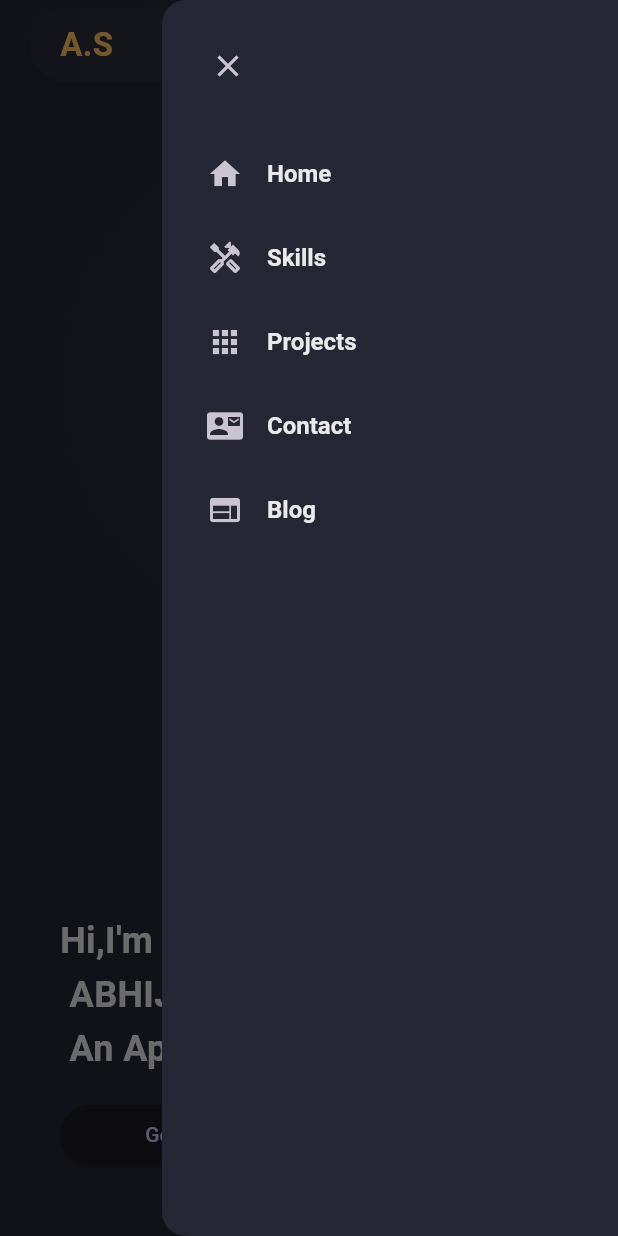
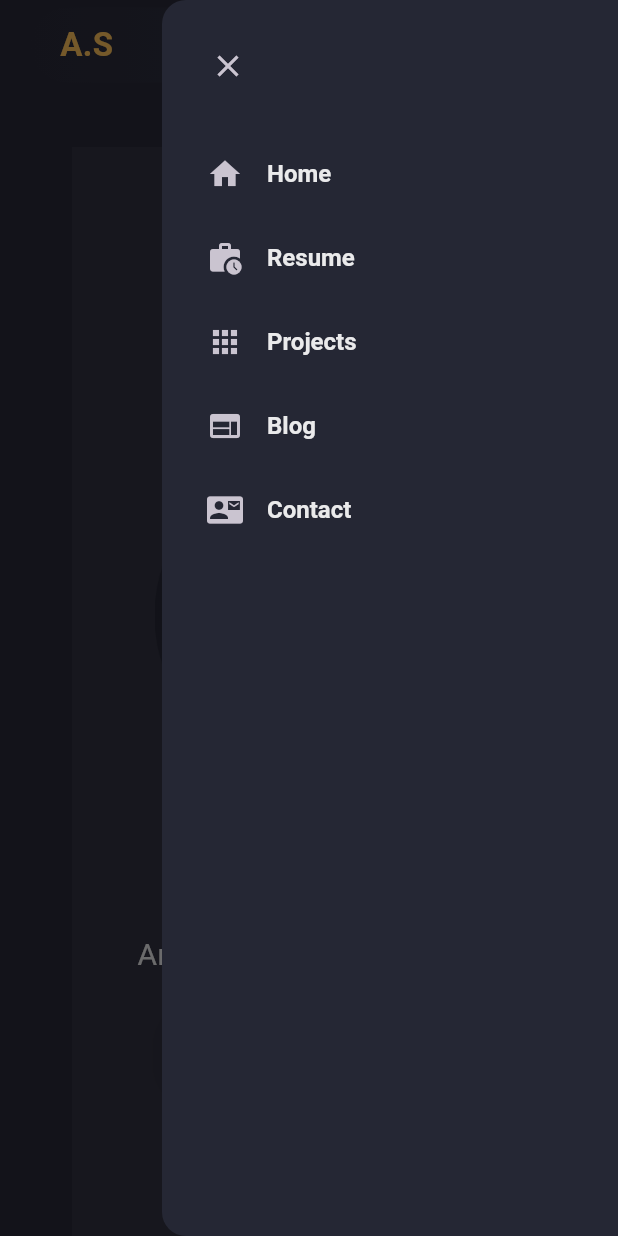
Before and after one commit to AbhijeetS29/My_portfolio, a Flutter app: the screen it shows after launch, with the side drawer open, on a phone screen of 412 x 824 dp. Run offline on Flutter 3.47's test engine with Material 3 defaults, Android fonts, the phone set to English and light mode, and no system bars; missing offline and left inert: dart:js.

Commit message:
change
main desktop and mobile done

```diff
--- a/lib/Constants/nav_items.dart
+++ b/lib/Constants/nav_items.dart
@@ -2,16 +2,18 @@ import 'package:flutter/material.dart';
 
 List<String> navTitles = [
   "Home",
-  "Skills",
+  "Resume",
   "Projects",
+  "Blog",
   "Contact",
-  "Blog",
+
 ];
 
 List<IconData> navIcons = [
   Icons.home,
-  Icons.handyman_outlined,
+  Icons.work_history,
   Icons.apps,
+  Icons.web,
   Icons.quick_contacts_mail,
-  Icons.web,
+
 ];
--- a/lib/Pages/HomePage.dart
+++ b/lib/Pages/HomePage.dart
@@ -31,7 +31,7 @@ class _HomePageState extends State<HomePage> {
     return LayoutBuilder(builder: (context, constraints) {
       return Scaffold(
         key: scaffoldKey,
-        backgroundColor: CustomColor.scaffoldBg,
+        backgroundColor: CustomColor.maincolor1,
         endDrawer: constraints.maxWidth >= kMinDesktopWidth
             ? null
             : DrawerMobile(onNavItemTap: (int navIndex) {
--- a/lib/Widgets/main_mobile.dart
+++ b/lib/Widgets/main_mobile.dart
@@ -11,18 +11,26 @@ class MainMobile extends StatelessWidget {
     final screenHeight = screenSize.height;
     final screenWidth = screenSize.width;
 
-    return Container(
+    return Padding(
+      padding: const EdgeInsets.all(8.0),
+      child: Container(
         margin: const EdgeInsets.symmetric(
           horizontal: 40.0,
           vertical: 30.0,
         ),
         height: screenHeight,
+        width: double.maxFinite,
         constraints: const BoxConstraints(
           minHeight: 560.0,
         ),
+        decoration: BoxDecoration(
+          color: Color(0xaffffff)
+        ),
+
+
         child: Column(
-        mainAxisAlignment: MainAxisAlignment.start,
-        crossAxisAlignment: CrossAxisAlignment.start,
+          mainAxisAlignment: MainAxisAlignment.center,
+          crossAxisAlignment: CrossAxisAlignment.center,
           children: [
             // avatar img
             ShaderMask(
@@ -33,19 +41,38 @@ class MainMobile extends StatelessWidget {
                 ]).createShader(bounds);
               },
               blendMode: BlendMode.srcATop,
+              child: Padding(
+                padding: const EdgeInsets.all(8.0),
                 child: Image.asset(
                   "assets/images/mainpic.png",
-              width: screenWidth,
+                  width: screenWidth/2,
+                ),
               ),
             ),
             const SizedBox(height: 30),
             // intro message
-          const Text(
-            "Hi,I'm \n ABHIJEET SINGH \n An Application Developer",
+             Text(
+              "Hey! I'm",
+              style: TextStyle(
+                fontSize: 20,
+                height: 1.5,
+                fontWeight: FontWeight.w400,
+                color: CustomColor.whitePrimary,
+              ),
+            ),Text(
+              "ABHIJEET SINGH",
               style: TextStyle(
                 fontSize: 24,
                 height: 1.5,
                 fontWeight: FontWeight.bold,
+                color: CustomColor.whitePrimary,
+              ),
+            ),Text(
+              "An Application Developer",
+              style: TextStyle(
+                fontSize: 20,
+                height: 1.5,
+                fontWeight: FontWeight.w400,
                 color: CustomColor.whitePrimary,
               ),
             ),
@@ -55,11 +82,26 @@ class MainMobile extends StatelessWidget {
               width: 190.0,
               child: ElevatedButton(
                 onPressed: () {},
-              child: const Text("Get in touch"),
+                style: ElevatedButton.styleFrom(
+                  primary: CustomColor.yellowPrimary, // Button color
+                  onPrimary: CustomColor.whitePrimary, // Text color
+                  padding: EdgeInsets.symmetric(horizontal: 32.0, vertical: 16.0),
+                  shape: RoundedRectangleBorder(
+                    borderRadius: BorderRadius.circular(20.0),
+                  ),
+                  elevation: 5, // Shadow depth
+                ),
+                child: const Text("Get in touch",style: TextStyle(
+                  fontSize: 18,
+                  height: 1.2,
+                  fontWeight: FontWeight.bold,
+                  color: CustomColor.whitePrimary,
+                ),),
               ),
             )
           ],
         ),
+      ),
     );
   }
 }
```
Also changed, not shown: lib/Widgets/main_desktop.dart (+48 -7 lines), assets/images/mainpic.png. Lines whose indentation alone changed are shown as unchanged.
